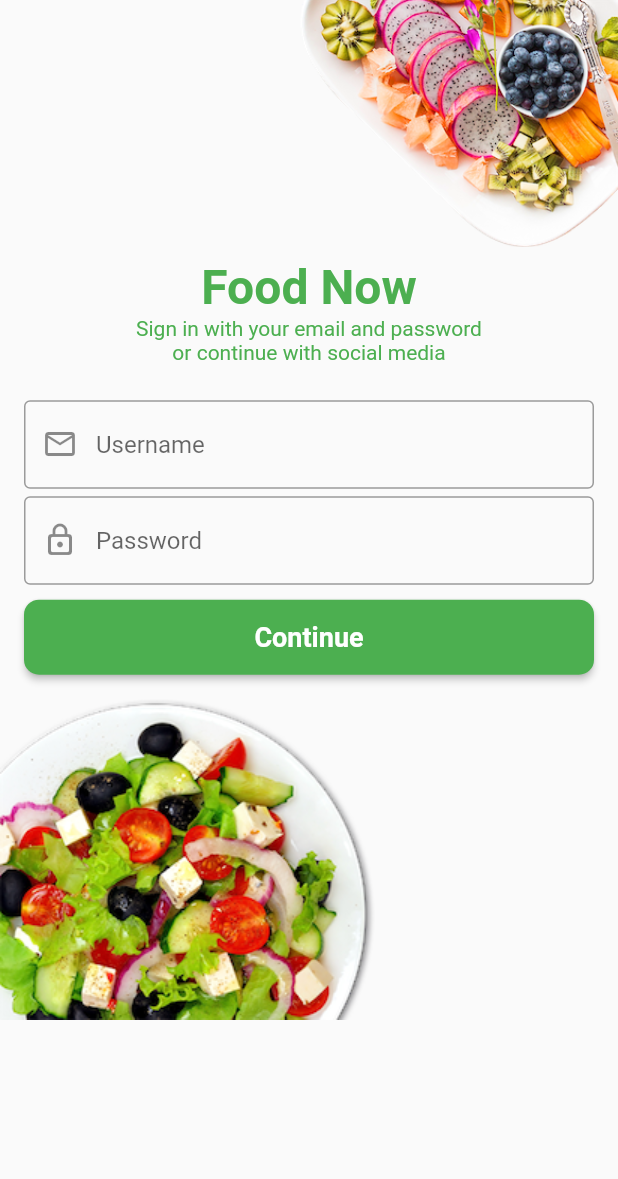
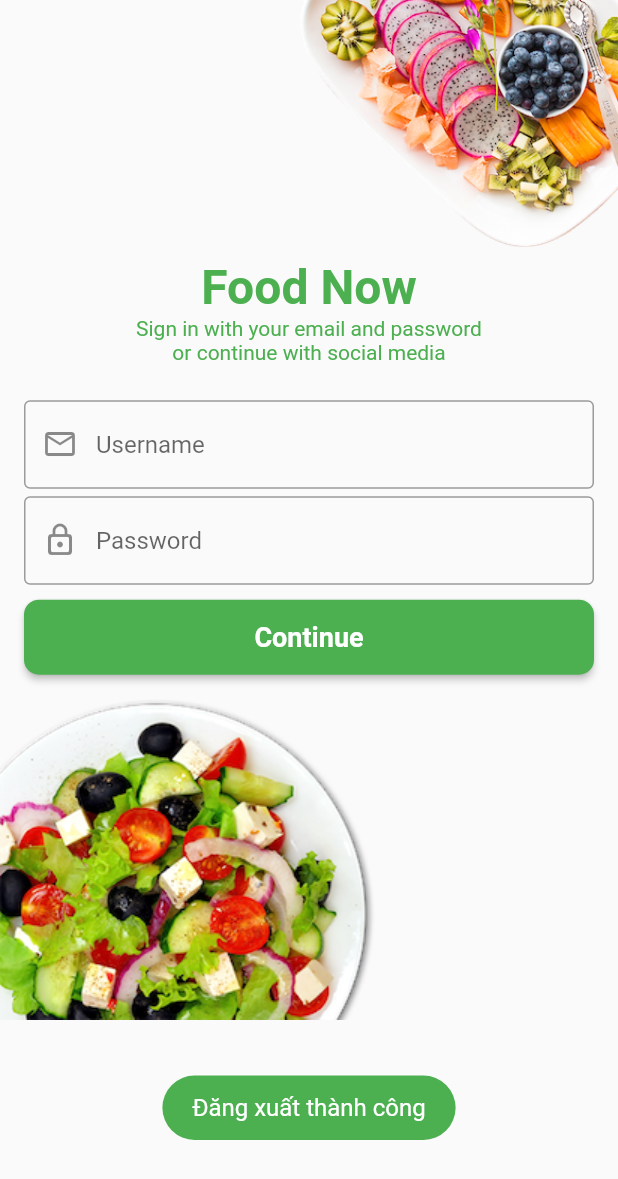
Before and after one commit to Ngtinhs/TH_FLUTTER, a Flutter app: the AdminPage screen opened by its route, after a tap on the "logout" icon, on a phone screen of 412 x 824 dp. Shown: the top 1179 px of the screen. Run offline on Flutter 3.47's test engine with Material 2 defaults, Android fonts, the light colour scheme and no system bars; our stand-ins replace firebase_core, firebase_messaging, flutter_svg, fluttertoast, shared_preferences; accounts and stored records are empty.

Commit message:
Đăng xuất và thông báo

```diff
--- a/thuchanh/lib/Admin/adminpage.dart
+++ b/thuchanh/lib/Admin/adminpage.dart
@@ -5,6 +5,7 @@ import './pages/list_product_page.dart';
 import './pages/list_user_page.dart';
 import 'package:shared_preferences/shared_preferences.dart';
 import 'package:demo/signin/signinpage.dart';
+import 'package:fluttertoast/fluttertoast.dart';
 
 class AdminPage extends StatelessWidget {
   static String routeName = "/home_admin_screen";
@@ -28,6 +29,15 @@ class AdminPage extends StatelessWidget {
 
               // Chuyển về trang SignInForm
               Navigator.pushNamed(context, SigninPage.routeName);
+
+              Fluttertoast.showToast(
+                msg: 'Đăng xuất thành công',
+                toastLength: Toast.LENGTH_SHORT,
+                gravity: ToastGravity.BOTTOM,
+                backgroundColor: Colors.green,
+                textColor: Colors.white,
+                fontSize: 16.0,
+              );
             },
             icon: const Icon(Icons.logout),
           ),
```
Also changed, not shown: thuchanh/lib/homepage/components/fragment/account_detail.dart (+25 -0 lines).
